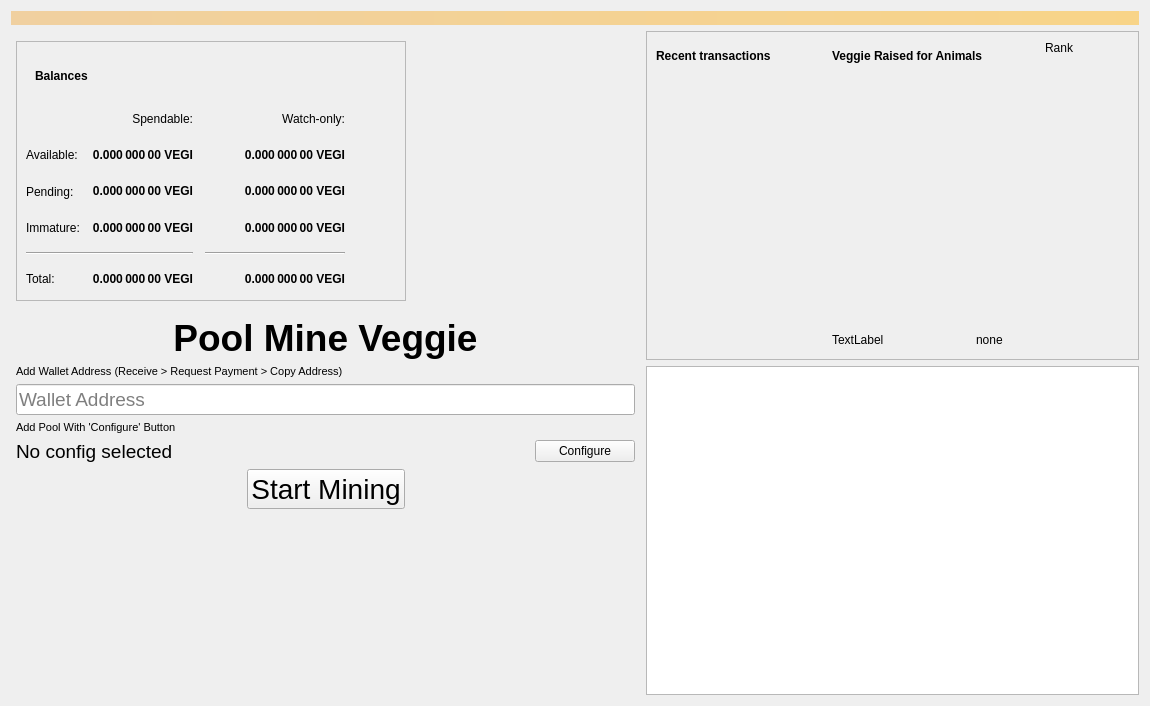
This is src/qt/forms/overviewpage.ui in Oskii/Veggie as Qt 5 draws it before an edit. The edited form follows.
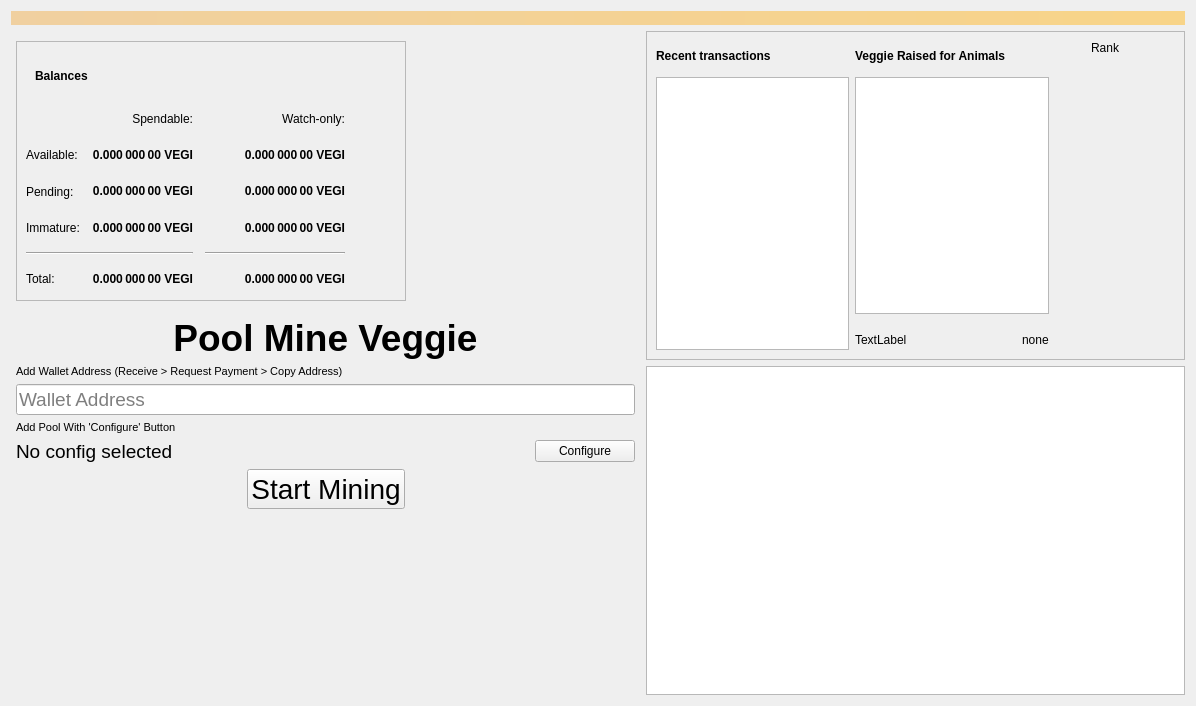
This is the edited form. Icons and pictures are not drawn.

The edit to the form file:
```diff
--- a/src/qt/forms/overviewpage.ui
+++ b/src/qt/forms/overviewpage.ui
@@ -6,7 +6,7 @@
    <rect>
     <x>0</x>
     <y>0</y>
-    <width>1150</width>
+    <width>1196</width>
     <height>706</height>
    </rect>
   </property>
@@ -863,23 +863,7 @@
                </layout>
               </item>
               <item>
-               <widget class="QListView" name="listTransactions">
-                <property name="styleSheet">
-                 <string notr="true">QListView { background: transparent; }</string>
-                </property>
-                <property name="frameShape">
-                 <enum>QFrame::NoFrame</enum>
-                </property>
-                <property name="verticalScrollBarPolicy">
-                 <enum>Qt::ScrollBarAlwaysOff</enum>
-                </property>
-                <property name="horizontalScrollBarPolicy">
-                 <enum>Qt::ScrollBarAlwaysOff</enum>
-                </property>
-                <property name="selectionMode">
-                 <enum>QAbstractItemView::NoSelection</enum>
-                </property>
-               </widget>
+               <widget class="QTableView" name="tableTransactions"/>
               </item>
              </layout>
             </item>
@@ -908,11 +892,7 @@
                </widget>
               </item>
               <item>
-               <widget class="QListView" name="listRaisedForAnimals">
-                <property name="styleSheet">
-                 <string notr="true">QListView { background: transparent; }</string>
-                </property>
-               </widget>
+               <widget class="QTableView" name="tableRaisedForAnimals"/>
               </item>
               <item>
                <layout class="QHBoxLayout" name="horizontalLayout_7">
```
